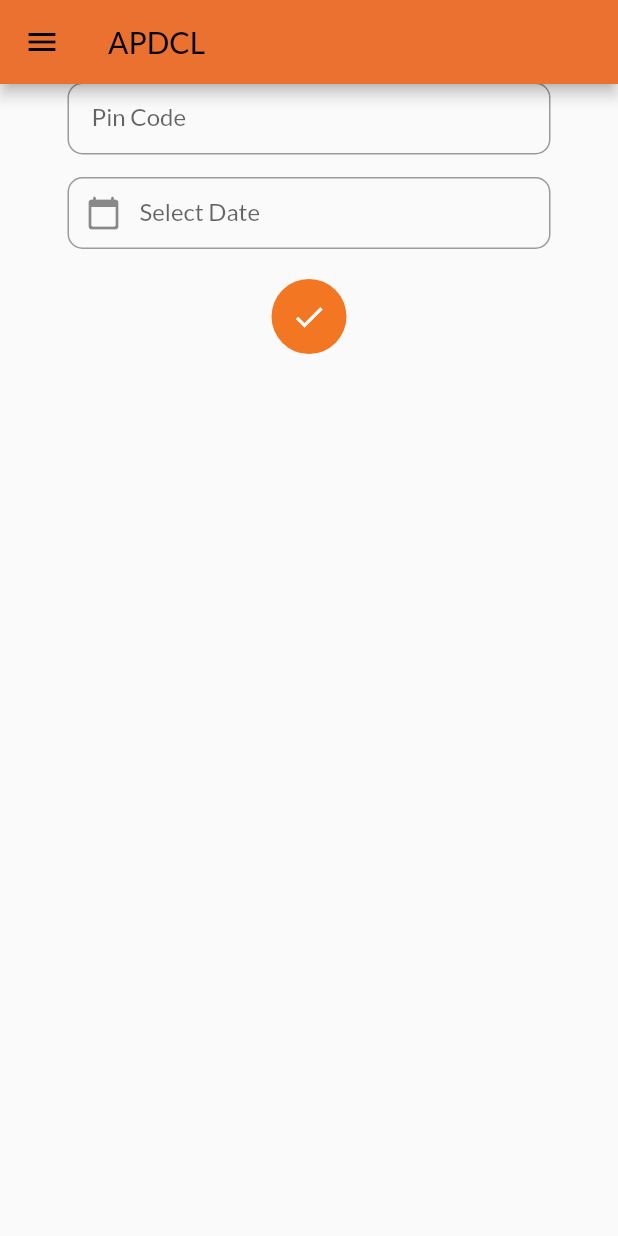
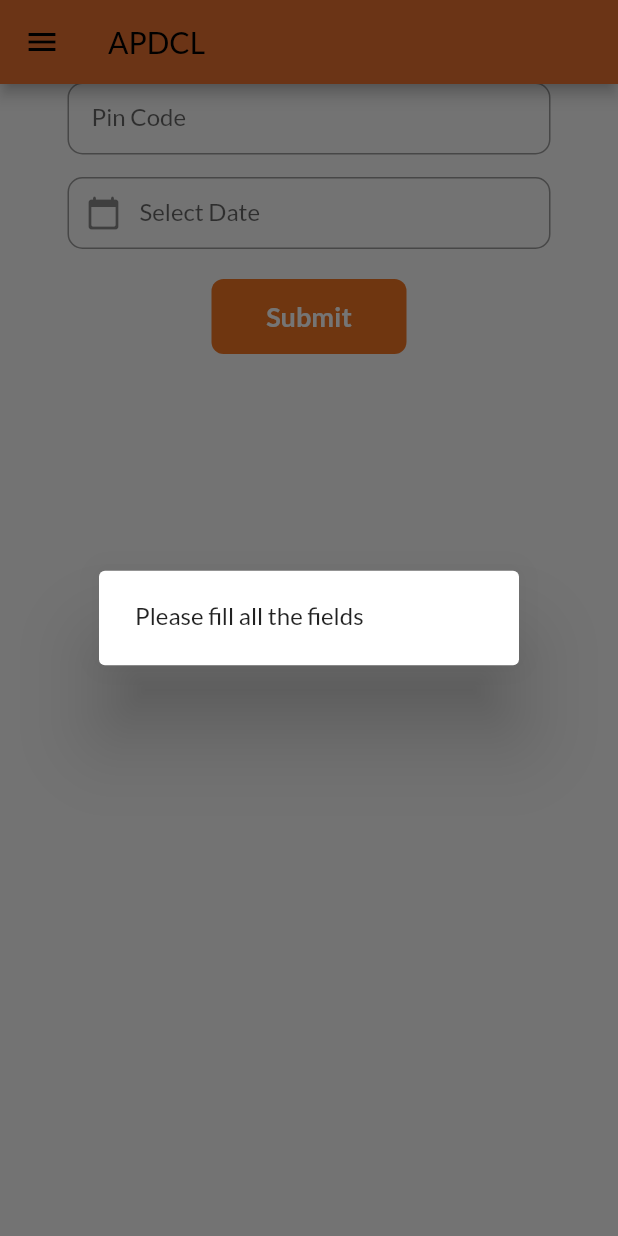
Before and after one commit to kaushik-762/apdcl-meter-registry, a Flutter app: the screen it shows once a user with an empty profile is signed in, tab 2 chosen, scrolled down 576 dp, after a tap on "Submit", on a phone screen of 412 x 824 dp. Run offline on Flutter 3.47's test engine with Material 2 defaults, Android fonts, the phone set to English and light mode, and no system bars; our stand-ins replace cloud_firestore, firebase_auth, firebase_core, google_fonts; missing offline and left inert: dart:ffi, dropdownfield2; accounts and stored records are empty.

Commit message:
Day18 Completed

```diff
--- a/lib/utils/Tabs/tab2.dart
+++ b/lib/utils/Tabs/tab2.dart
@@ -60,6 +60,7 @@
   //add Customer
   Future addCustomer(String name,String email,String metermake,String phase,String pincode,String date ) async{
 
+   if(name!='' && email!='' && metermake!='' && phase!='' && pincode!='' && date!=''){
     setState(() {
         changedButton=true;
        });
@@ -74,6 +75,30 @@
       'Date':date,
     }
     );
+
+
+
+  }
+
+
+
+  else{
+    showDialog(
+      context: context,
+      builder: (context){
+        return AlertDialog(
+          content: Text('Please fill all the fields'),
+        );
+      }
+      );
+
+  }
+
+
+       setState(() {
+        changedButton=false;
+       });
+
 
   }
 
@@ -302,7 +327,7 @@
                     _emailController.text.trim(),
                     _metermakeController.text.trim(),
                     _phaseController.text.trim(),
-                    _pincodeController.text.trim(),
+                 _pincodeController.text.trim(),
                     _date.text.trim(),
                    ),
 
```
